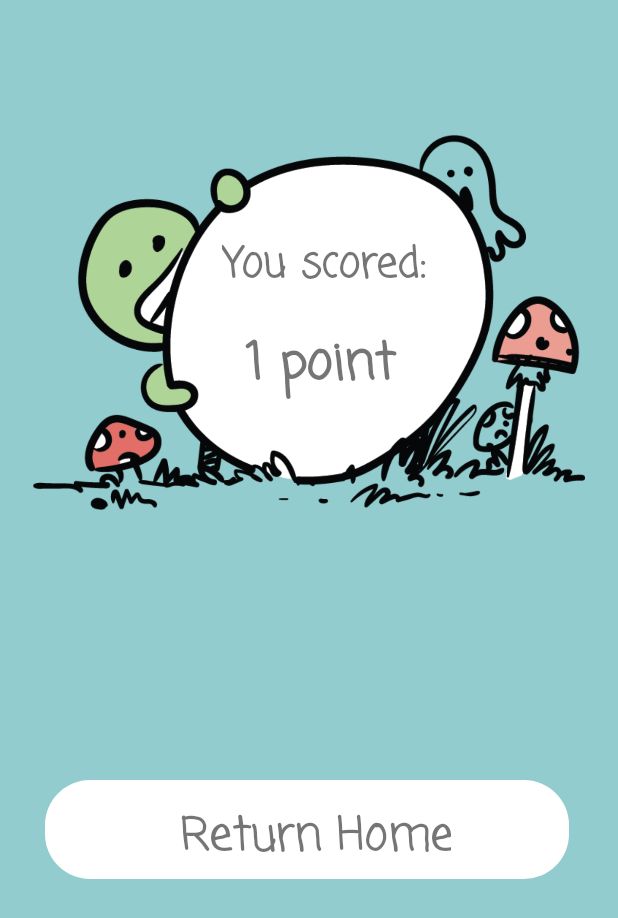
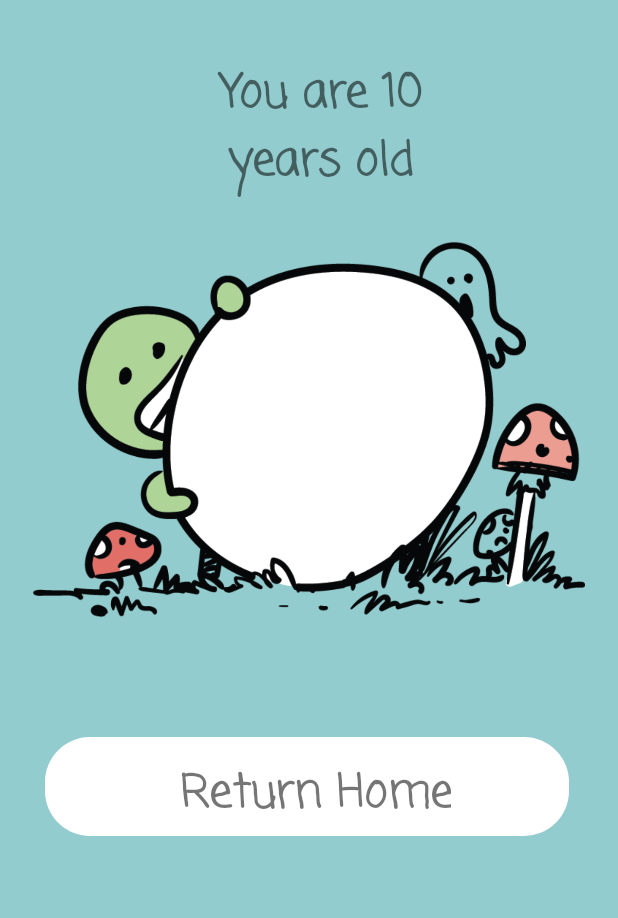
Before and after one commit to tstikic/HackathonApp, an Android app: the JuniorActivity screen opened directly, with no data from a screen before it, after a tap on an icon or button, on a phone screen of 412 x 824 dp. Shown: the top 918 px of the screen. Run offline under Robolectric (Android 15) with nearby library versions, the phone set to English and light mode, and no system bars.

Commit message:
Add new activitiees

```diff
--- a/app/src/main/AndroidManifest.xml
+++ b/app/src/main/AndroidManifest.xml
@@ -10,7 +10,13 @@
         android:supportsRtl="true"
         android:theme="@style/Theme.MyApplication">
         <activity
-            android:name=".MainActivity"
+            android:name=".JuniorActivity"
+            android:theme="@style/Theme.AppCompat.Light.NoActionBar" />
+        <activity
+            android:name=".MediorActivity"
+            android:theme="@style/Theme.AppCompat.Light.NoActionBar" />
+        <activity
+            android:name=".SeniorActivity"
             android:theme="@style/Theme.AppCompat.Light.NoActionBar" />
         <activity
             android:name=".IntroActivity"
--- a/app/src/main/java/com/example/myapplication/MainActivity.kt
+++ b/app/src/main/java/com/example/myapplication/JuniorActivity.kt
@@ -5,6 +5,12 @@ import android.animation.AnimatorListenerAdapter
 import android.animation.ValueAnimator
 import android.content.Intent
 import android.content.res.ColorStateList
+import android.graphics.Color
+import android.os.Bundle
+import android.view.View
+import android.widget.ImageButton
+import android.widget.ProgressBar
+import android.widget.TextView
 import android.os.Bundle
 import android.view.View
 import android.widget.*
@@ -12,7 +18,7 @@ import androidx.annotation.ColorInt
 import androidx.annotation.IntRange
 import androidx.appcompat.app.AppCompatActivity
 
-class MainActivity : AppCompatActivity() {
+class JuniorActivity : AppCompatActivity() {
 
     companion object {
         const val NUMBER_OF_ANSWERS = 3
@@ -107,7 +113,7 @@ class MainActivity : AppCompatActivity() {
     private fun gameOver() {
         cancelProgressBar()
         disableButtons()
-        startActivity(Intent(this@MainActivity, PointsActivity::class.java))
+        startActivity(Intent(this@JuniorActivity, PointsActivity::class.java))
     }
 
     private fun onAnswerSelected(index: Int): View.OnClickListener = View.OnClickListener {
@@ -198,14 +204,3 @@ class MainActivity : AppCompatActivity() {
         else -> throw IllegalArgumentException("i = $index")
     }
 }
-
-data class Question(
-    val binaryNumber: Int,
-    val answer2: Int,
-    val answer3: Int,
-) {
-    val correctAnswer = Integer.parseInt(binaryNumber.toString(2), 2)
-
-    val answers
-        get() = listOf(correctAnswer, answer2, answer3)
-}
--- a/app/src/main/java/com/example/myapplication/PointsActivity.kt
+++ b/app/src/main/java/com/example/myapplication/PointsActivity.kt
@@ -3,6 +3,7 @@ package com.example.myapplication
 import android.content.Intent
 import android.os.Bundle
 import android.widget.ImageButton
+import android.widget.TextView
 import androidx.appcompat.app.AppCompatActivity
 
 class PointsActivity : AppCompatActivity() {
@@ -11,6 +12,9 @@ class PointsActivity : AppCompatActivity() {
         setContentView(R.layout.screen_quiz_finished)
 
         val buttonHome = findViewById<ImageButton>(R.id.returnHome)
+        val points = findViewById<TextView>(R.id.pointNumber)
+
+        points.text = String.format("You are %s years old", MediorActivity.wrongAnswers)
 
         buttonHome.setOnClickListener {
             val intent = Intent(this, HomeActivity::class.java)
--- /dev/null
+++ b/app/src/main/java/com/example/myapplication/QuizHelper.kt
@@ -0,0 +1,12 @@
+package com.example.myapplication
+
+data class Question(
+    val binaryNumber: Int,
+    val answer2: Int,
+    val answer3: Int,
+) {
+    val correctAnswer = Integer.parseInt(binaryNumber.toString(2), 2)
+
+    val answers
+        get() = listOf(correctAnswer, answer2, answer3)
+}
--- a/app/src/main/res/layout/new_activity.xml
+++ b/app/src/main/res/layout/new_activity.xml
@@ -98,6 +98,7 @@
             android:text="Button" />
 
         <ImageButton
+            android:id="@+id/playBtnMedior"
             android:layout_width="44dp"
             android:layout_height="44dp"
             android:layout_alignParentStart="true"
@@ -135,7 +136,7 @@
             android:layout_alignParentTop="true"
             android:layout_marginEnd="-9dp"
             android:layout_marginTop="135dp"
-            android:text="7s for each level. Numbers from 0 to 50"
+            android:text="10s for each level. Numbers from 20 to 50"
             android:textSize="12sp" />
     </RelativeLayout>
     <RelativeLayout
@@ -155,6 +156,7 @@
             android:text="Button" />
 
         <ImageButton
+            android:id="@+id/playBtnSenior"
             android:layout_width="44dp"
             android:layout_height="44dp"
             android:layout_alignParentStart="true"
@@ -193,7 +195,7 @@
             android:layout_alignParentTop="true"
             android:layout_marginEnd="-13dp"
             android:layout_marginTop="138dp"
-            android:text="Time decreases each level. Numbers from 0 to 100"
+            android:text="7s for each level. Numbers from 50 to 70"
             android:textSize="12sp" />
     </RelativeLayout>
 </LinearLayout>
--- a/app/src/main/res/layout/screen_quiz_finished.xml
+++ b/app/src/main/res/layout/screen_quiz_finished.xml
@@ -5,51 +5,43 @@
     android:layout_height="match_parent"
     android:background="#93ccce"
     android:orientation="vertical">
+    <RelativeLayout
+        android:layout_width="wrap_content"
+        android:layout_height="wrap_content"
+        android:layout_marginTop="40dp">
+    <TextView
+        android:id="@+id/pointNumber"
+        android:layout_width="169dp"
+        android:layout_height="wrap_content"
+        android:layout_alignParentEnd="true"
+        android:layout_alignParentTop="true"
+        android:layout_marginEnd="114dp"
+        android:fontFamily="casual"
+        android:textAlignment="center"
+        android:textSize="30sp"
+        android:textStyle="bold" />
+    </RelativeLayout>
 
     <RelativeLayout
         android:layout_width="wrap_content"
         android:layout_height="250dp"
-        android:layout_marginTop="90dp">
+        android:layout_marginTop="30dp">
 
         <ImageView
             android:id="@+id/coverImage"
             android:layout_width="match_parent"
             android:layout_height="match_parent"
+            android:layout_alignParentBottom="true"
+            android:layout_alignParentEnd="true"
+            android:layout_marginBottom="0dp"
+            android:layout_marginEnd="0dp"
             app:srcCompat="@drawable/points" />
-
-        <TextView
-            android:id="@+id/pointText"
-            android:layout_width="wrap_content"
-            android:layout_height="68dp"
-            android:layout_alignParentEnd="true"
-            android:layout_alignParentTop="true"
-            android:layout_marginEnd="127dp"
-            android:layout_marginTop="65dp"
-            android:fontFamily="casual"
-            android:text="You scored:"
-            android:textAlignment="center"
-            android:textSize="28sp"
-            android:textStyle="bold" />
-
-        <TextView
-            android:id="@+id/pointNumber"
-            android:layout_width="169dp"
-            android:layout_height="wrap_content"
-            android:layout_alignParentEnd="true"
-            android:layout_alignParentTop="true"
-            android:layout_marginEnd="114dp"
-            android:layout_marginTop="127dp"
-            android:fontFamily="casual"
-            android:text="1 point"
-            android:textAlignment="center"
-            android:textSize="34sp"
-            android:textStyle="bold" />
     </RelativeLayout>
 
     <RelativeLayout
         android:layout_width="wrap_content"
         android:layout_height="wrap_content"
-        android:layout_marginTop="180dp">
+        android:layout_marginTop="80dp">
 
         <ImageButton
             android:id="@+id/returnHome"
```
Also changed, not shown: app/src/main/java/com/example/myapplication/HomeActivity.kt (+21 -4 lines), app/src/main/java/com/example/myapplication/MediorActivity.kt (added, +192 -0 lines), app/src/main/java/com/example/myapplication/SeniorActivity.kt (added, +188 -0 lines).
